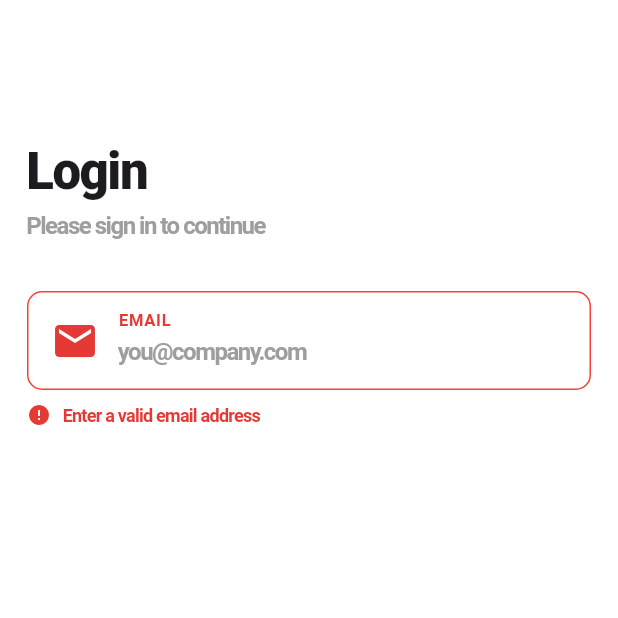
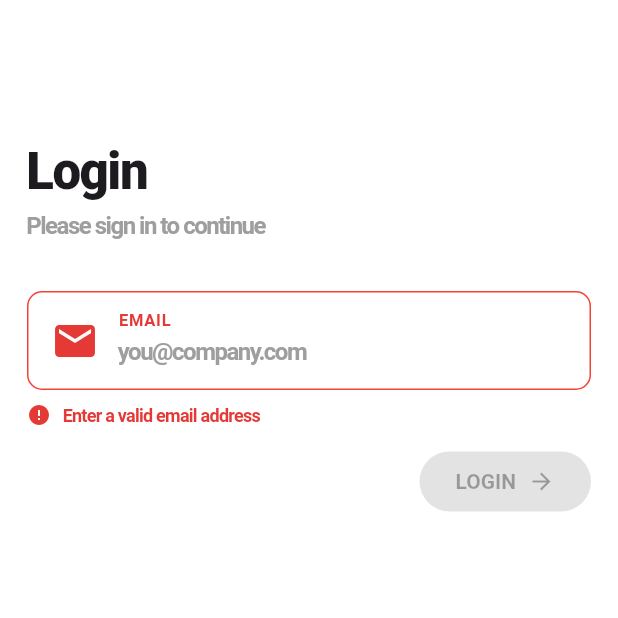
Before and after one commit to rostikmakhanko/red_bull_case_study_application, a Flutter app: the screen it shows after launch, on a phone screen of 412 x 824 dp, the top half of it. Run offline on Flutter 3.47's test engine with Material 3 defaults, Android fonts, the phone set to English and light mode, and no system bars.

Commit message:
Add login button and media library screen

```diff
--- a/lib/screens/login_screen.dart
+++ b/lib/screens/login_screen.dart
@@ -1,4 +1,5 @@
 import 'package:flutter/material.dart';
+import 'media_library_screen.dart';
 
 class LoginScreen extends StatefulWidget {
   const LoginScreen({super.key});
@@ -17,7 +18,6 @@ class _LoginScreenState extends State<LoginScreen> {
       return false;
     }
     return RegExp(r'^[\w.-]+@([\w-]+\.)+[\w-]{2,}$').hasMatch(email);
-
   }
 
   @override
@@ -60,6 +60,12 @@ class _LoginScreenState extends State<LoginScreen> {
                   });
                 },
                 showError: showEmailError,
+              ),
+
+              const SizedBox(height: 12),
+              Align(
+                alignment: Alignment.centerRight,
+                child: LoginButton(enabled: _isEmailValid),
               ),
             ],
           ),
@@ -174,6 +180,39 @@ class EmailField extends StatelessWidget {
   }
 }
 
+class LoginButton extends StatelessWidget {
+  final bool enabled;
+
+  const LoginButton({super.key, required this.enabled});
+
+  void _openMediaLibraryScreen(BuildContext context) {
+    Navigator.push(
+      context,
+      MaterialPageRoute<void>(
+        builder: (context) => const MediaLibraryScreen(),
+      ),
+    );
+  }
+
+  @override
+  Widget build(BuildContext context) {
+    return ElevatedButton(
+      onPressed: enabled ? () {_openMediaLibraryScreen(context);} : null,
+      child: const Row(
+        mainAxisSize: MainAxisSize.min,
+        children: [
+          Text(
+            'LOGIN',
+            style: TextStyle(fontWeight: FontWeight.bold, letterSpacing: 0),
+          ),
+          SizedBox(width: 8),
+          Icon(Icons.arrow_forward, size: 18),
+        ],
+      ),
+    );
+  }
+}
+
 // Widget _buildEmailField(bool showError) {
 //   return Container(
 //     decoration: BoxDecoration(
```
Also changed, not shown: lib/screens/media_library_screen.dart (added, +38 -0 lines).
